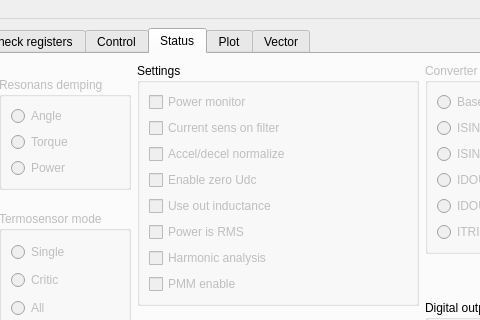
Before: the Qt Designer form mainwindow.ui in totktobroditvokrug/EL205-QT, drawn with Qt 5; both pictures show x 358 to 838 and y 0 to 320 of the 1085 by 722 pixel window.
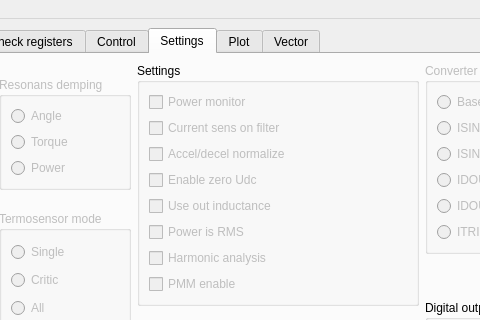
After: the same form once the commit is applied. Custom widgets are drawn as their Qt base class.

Patch:
```diff
--- a/mainwindow.ui
+++ b/mainwindow.ui
@@ -1269,7 +1269,7 @@
       </widget>
       <widget class="QWidget" name="tab_status">
        <attribute name="title">
-        <string>Status</string>
+        <string>Settings</string>
        </attribute>
        <layout class="QGridLayout" name="gridLayout_20">
         <item row="0" column="0">
```
Left out of the diff: 2 changed lines with no effect on the pictures.
